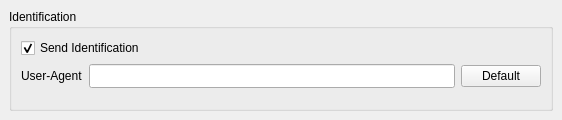
Above: src/ui/settings/configidentificationdialogui.ui from KDE/klinkstatus before the change. Below: the same form after it.
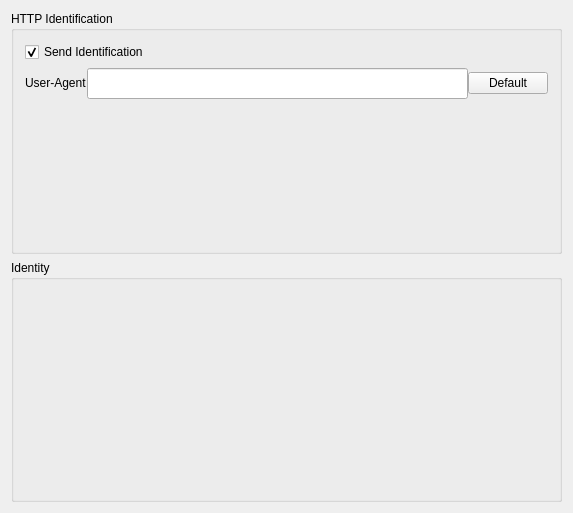
That is the form after the change. Custom widgets are drawn as their Qt base class.

Commit message:
Allow to configure the mail transport within KLinkStatus as well as Identity settings like real name and e-mail. This identity setting are specific to the application but it is also possible to use system wide setting (but not to change them).
If an automated schedule is set and the mail transport is not defined a config dialog is automatically presented to the user.

No more items left in the automated support thing :)

```diff
--- a/src/ui/settings/configidentificationdialogui.ui
+++ b/src/ui/settings/configidentificationdialogui.ui
@@ -5,8 +5,8 @@
    <rect>
     <x>0</x>
     <y>0</y>
-    <width>562</width>
-    <height>120</height>
+    <width>573</width>
+    <height>513</height>
    </rect>
   </property>
   <property name="font" >
@@ -15,25 +15,19 @@
     <bold>false</bold>
    </font>
   </property>
-  <layout class="QVBoxLayout" >
-   <property name="margin" >
-    <number>9</number>
-   </property>
-   <property name="spacing" >
-    <number>6</number>
-   </property>
+  <layout class="QVBoxLayout" name="verticalLayout_2" >
    <item>
     <widget class="QGroupBox" name="groupBox" >
+     <property name="sizePolicy" >
+      <sizepolicy vsizetype="Expanding" hsizetype="Preferred" >
+       <horstretch>0</horstretch>
+       <verstretch>0</verstretch>
+      </sizepolicy>
+     </property>
      <property name="title" >
-      <string>Identification</string>
+      <string>HTTP Identification</string>
      </property>
-     <layout class="QVBoxLayout" >
-      <property name="margin" >
-       <number>9</number>
-      </property>
-      <property name="spacing" >
-       <number>6</number>
-      </property>
+     <layout class="QVBoxLayout" name="verticalLayout" >
       <item>
        <widget class="QCheckBox" name="kcfg_SendIdentification" >
         <property name="text" >
@@ -46,18 +40,19 @@
       </item>
       <item>
        <layout class="QHBoxLayout" >
-        <property name="margin" >
-         <number>0</number>
-        </property>
         <property name="spacing" >
-         <number>6</number>
+         <number>0</number>
+        </property>
+        <property name="sizeConstraint" >
+         <enum>QLayout::SetDefaultConstraint</enum>
+        </property>
+        <property name="margin" >
+         <number>0</number>
         </property>
         <item>
          <widget class="QLabel" name="textLabel1" >
           <property name="sizePolicy" >
-           <sizepolicy>
-            <hsizetype>5</hsizetype>
-            <vsizetype>0</vsizetype>
+           <sizepolicy vsizetype="Fixed" hsizetype="Preferred" >
             <horstretch>0</horstretch>
             <verstretch>0</verstretch>
            </sizepolicy>
@@ -81,13 +76,13 @@
           <property name="minimumSize" >
            <size>
             <width>0</width>
-            <height>24</height>
+            <height>31</height>
            </size>
           </property>
           <property name="maximumSize" >
            <size>
             <width>16777215</width>
-            <height>24</height>
+            <height>31</height>
            </size>
           </property>
          </widget>
@@ -102,14 +97,14 @@
        </layout>
       </item>
       <item>
-       <spacer>
+       <spacer name="verticalSpacer" >
         <property name="orientation" >
          <enum>Qt::Vertical</enum>
         </property>
-        <property name="sizeHint" >
+        <property name="sizeHint" stdset="0" >
          <size>
           <width>20</width>
-          <height>16</height>
+          <height>139</height>
          </size>
         </property>
        </spacer>
@@ -117,10 +112,42 @@
      </layout>
     </widget>
    </item>
+   <item>
+    <widget class="KButtonGroup" name="kbuttongroup" >
+     <property name="sizePolicy" >
+      <sizepolicy vsizetype="Expanding" hsizetype="Preferred" >
+       <horstretch>0</horstretch>
+       <verstretch>0</verstretch>
+      </sizepolicy>
+     </property>
+     <property name="title" >
+      <string>Identity</string>
+     </property>
+     <layout class="QVBoxLayout" name="verticalLayout_3" >
+      <item>
+       <widget class="IdentityWidget" native="1" name="widget" />
+      </item>
+     </layout>
+    </widget>
+   </item>
   </layout>
  </widget>
  <layoutdefault spacing="6" margin="11" />
  <pixmapfunction>qPixmapFromMimeSource</pixmapfunction>
+ <customwidgets>
+  <customwidget>
+   <class>KButtonGroup</class>
+   <extends>QGroupBox</extends>
+   <header>kbuttongroup.h</header>
+   <container>1</container>
+  </customwidget>
+  <customwidget>
+   <class>IdentityWidget</class>
+   <extends>QWidget</extends>
+   <header>pim/pimconfigdialog.h</header>
+   <container>1</container>
+  </customwidget>
+ </customwidgets>
  <tabstops>
   <tabstop>kcfg_SendIdentification</tabstop>
  </tabstops>
```
The commit also changes 10 other files.
